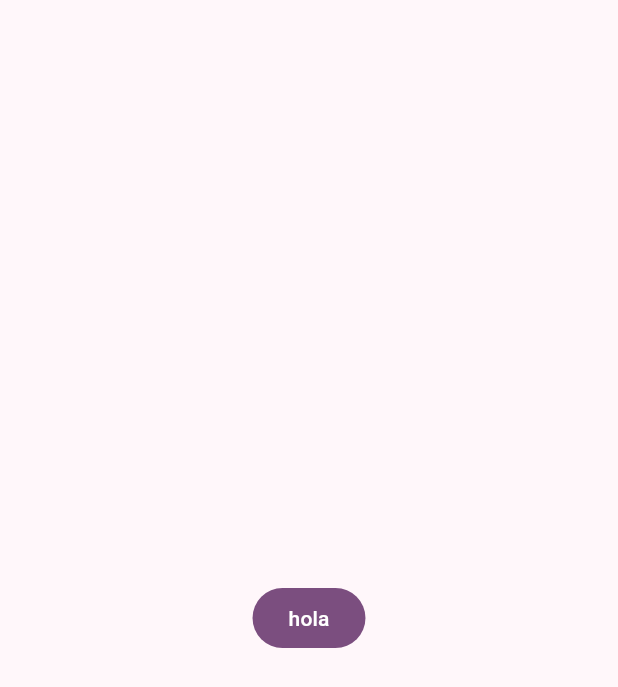
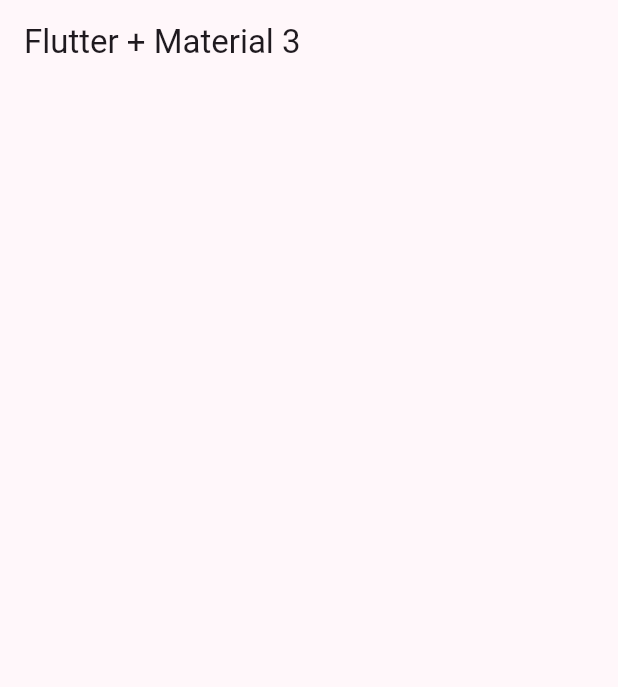
Before and after one commit to RG-HC/widgets_app, a Flutter app: the screen it shows after launch, on a phone screen of 412 x 824 dp. Shown: the top 687 px of the screen. Run offline on Flutter 3.47's test engine with Material 2 defaults, Android fonts, the phone set to English and light mode, and no system bars.

```diff
--- a/lib/config/theme/app_theme.dart
+++ b/lib/config/theme/app_theme.dart
@@ -23,5 +23,8 @@ class AppTheme {
   ThemeData getTheme() => ThemeData(
         useMaterial3: true,
         colorSchemeSeed: colorList[selectedColor],
+        appBarTheme: const AppBarTheme(
+          centerTitle: false
+        )
       );
 }
--- a/lib/main.dart
+++ b/lib/main.dart
@@ -1,5 +1,6 @@
 import 'package:flutter/material.dart';
 import 'package:widgets_app/config/theme/app_theme.dart';
+import 'package:widgets_app/presentation/screens/home/home_screen.dart';
 
 void main() {
   runApp(const MainApp());
@@ -13,11 +14,8 @@ class MainApp extends StatelessWidget {
     return MaterialApp(
       debugShowCheckedModeBanner: false,
       theme: AppTheme(selectedColor: 4).getTheme(),
-      home: Scaffold(
-        body: Center(
-          child: FilledButton(child: const Text('hola'), onPressed: (){}),
-        ),
-      ),
+      home: const HomeScreen()
+
     );
   }
 }
--- /dev/null
+++ b/lib/presentation/screens/home/home_screen.dart
@@ -0,0 +1,14 @@
+import 'package:flutter/material.dart';
+
+class HomeScreen extends StatelessWidget {
+  const HomeScreen({super.key});
+
+  @override
+  Widget build(BuildContext context) {
+    return Scaffold(
+      appBar: AppBar(
+        title: const Text('Flutter + Material 3'),
+      ),
+    );
+  }
+}
```
Also changed, not shown: lib/config/menu/menu_items.dart (added, +31 -0 lines).
